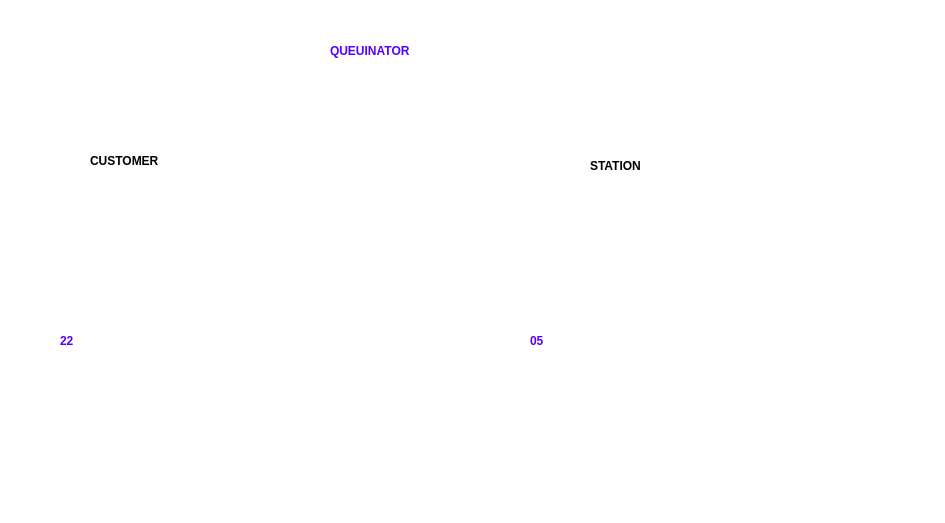
First picture: the form in screens/ui/queue.ui, repository Raffique/Queuinator, before the edit.
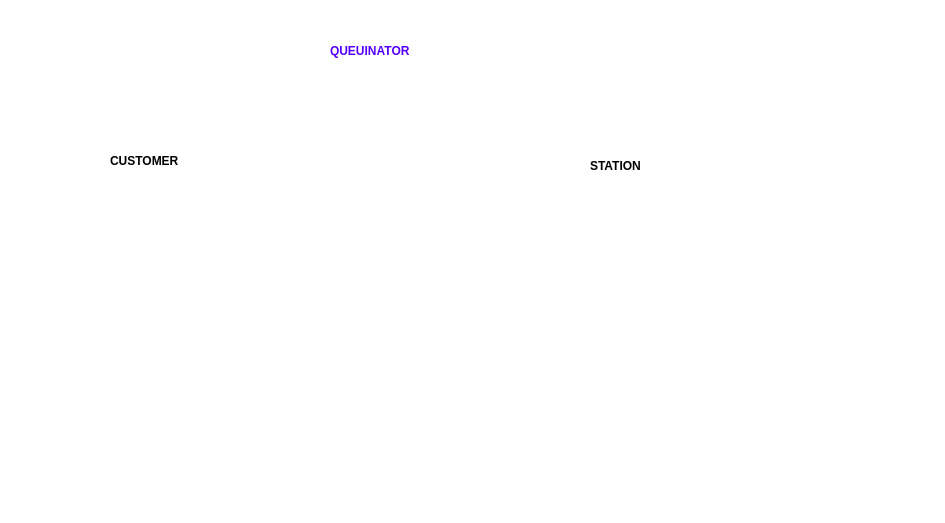
Second picture: the form after the edit.

The edit to the form file:
```diff
--- a/screens/ui/queue.ui
+++ b/screens/ui/queue.ui
@@ -43,7 +43,7 @@
   <widget class="QLabel" name="label_3">
    <property name="geometry">
     <rect>
-     <x>90</x>
+     <x>110</x>
      <y>140</y>
      <width>261</width>
      <height>41</height>
@@ -77,10 +77,10 @@
   <widget class="QLabel" name="label_5">
    <property name="geometry">
     <rect>
-     <x>530</x>
-     <y>240</y>
-     <width>311</width>
-     <height>201</height>
+     <x>510</x>
+     <y>220</y>
+     <width>351</width>
+     <height>151</height>
     </rect>
    </property>
    <property name="styleSheet">
@@ -89,16 +89,19 @@
 color: rgb(85, 0, 255);</string>
    </property>
    <property name="text">
-    <string>05</string>
+    <string/>
+   </property>
+   <property name="alignment">
+    <set>Qt::AlignCenter</set>
    </property>
   </widget>
   <widget class="QLabel" name="label_6">
    <property name="geometry">
     <rect>
-     <x>60</x>
-     <y>240</y>
-     <width>301</width>
-     <height>201</height>
+     <x>50</x>
+     <y>220</y>
+     <width>341</width>
+     <height>151</height>
     </rect>
    </property>
    <property name="styleSheet">
@@ -107,7 +110,10 @@
 color: rgb(85, 0, 255);</string>
    </property>
    <property name="text">
-    <string>22</string>
+    <string/>
+   </property>
+   <property name="alignment">
+    <set>Qt::AlignCenter</set>
    </property>
   </widget>
  </widget>
```
Left out of the diff: 4 changed lines with no effect on the pictures.
